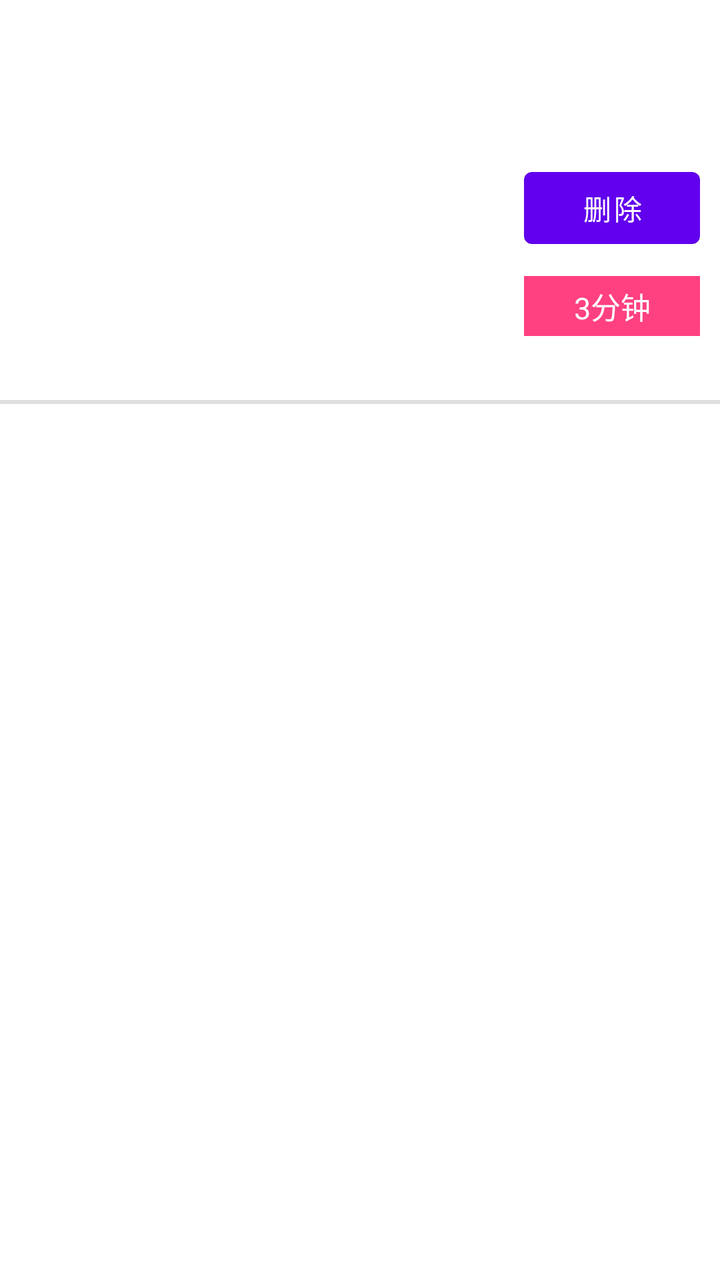
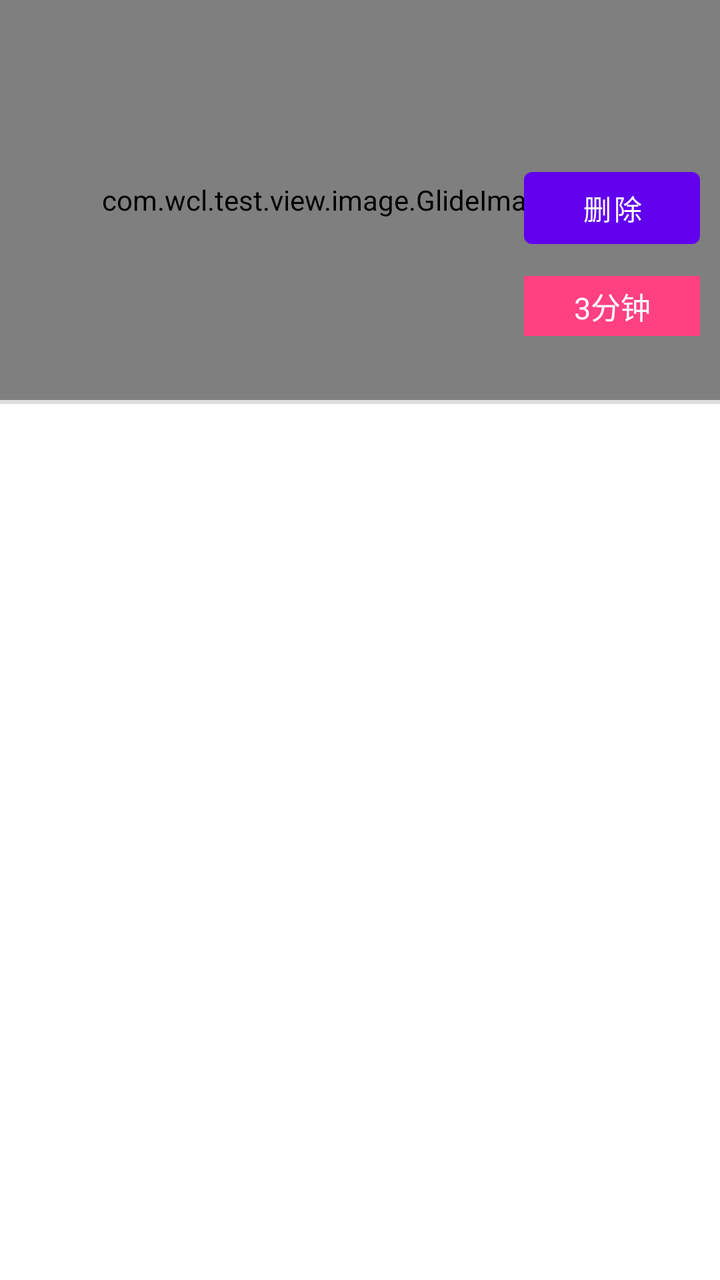

Two renders of the same Android screen: before a commit and after it. Below are the layout's source before the change and the commit's diff.
<!-- AndroidManifest.xml: application theme AppBaseTheme -->
<!-- res/layout/test_item.xml -->
<?xml version="1.0" encoding="utf-8"?>
<RelativeLayout xmlns:android="http://schemas.android.com/apk/res/android"
    android:layout_width="match_parent"
    android:layout_height="wrap_content"
    android:background="#ffffff"
    android:orientation="vertical">

    <ImageView
        android:id="@+id/image_view"
        android:layout_width="match_parent"
        android:layout_height="200dp" />

    <View
        android:layout_width="match_parent"
        android:layout_height="2dp"
        android:layout_below="@+id/image_view"
        android:background="@color/line" />

    <Button
        android:id="@+id/btn_delete"
        android:layout_width="wrap_content"
        android:layout_height="wrap_content"
        android:layout_alignRight="@+id/image_view"
        android:layout_marginTop="80dp"
        android:layout_marginRight="10dp"
        android:text="删除"
        android:textColor="@color/white"
        android:textSize="14dp" />

    <TextView
        android:id="@+id/countdowner"
        android:layout_width="wrap_content"
        android:layout_height="30dp"
        android:layout_below="@+id/btn_delete"
        android:layout_alignLeft="@+id/btn_delete"
        android:layout_alignRight="@+id/btn_delete"
        android:layout_marginTop="10dp"
        android:background="@color/colorAccent"
        android:gravity="center"
        android:text="3分钟"
        android:textColor="@color/white"
        android:textSize="15dp" />

</RelativeLayout>
<!-- resources referenced by this layout -->
<resources>
  <color name="colorAccent">#FF4081</color>
  <color name="line">#dedede</color>
  <color name="white">#ffffff</color>
  <style name="AppBaseTheme" parent="Theme.MaterialComponents.DayNight.NoActionBar">
          <item name="android:windowNoTitle">true</item>
          <item name="android:windowContentOverlay">@null</item>
          <item name="android:forceDarkAllowed" tools:targetApi="q">false</item>
          <item name="android:configChanges">fontScale|orientation|keyboardHidden|locale|navigation|screenSize|uiMode|layoutDirection</item>
          <item name="android:screenOrientation">portrait</item>
      </style>
</resources>

<!-- the commit's change to res/layout/test_item.xml (unified diff, before → after) -->
@@ -5,7 +5,7 @@
     android:background="#ffffff"
     android:orientation="vertical">
 
-    <ImageView
+    <com.wcl.test.view.image.GlideImageView
         android:id="@+id/image_view"
         android:layout_width="match_parent"
         android:layout_height="200dp" />
